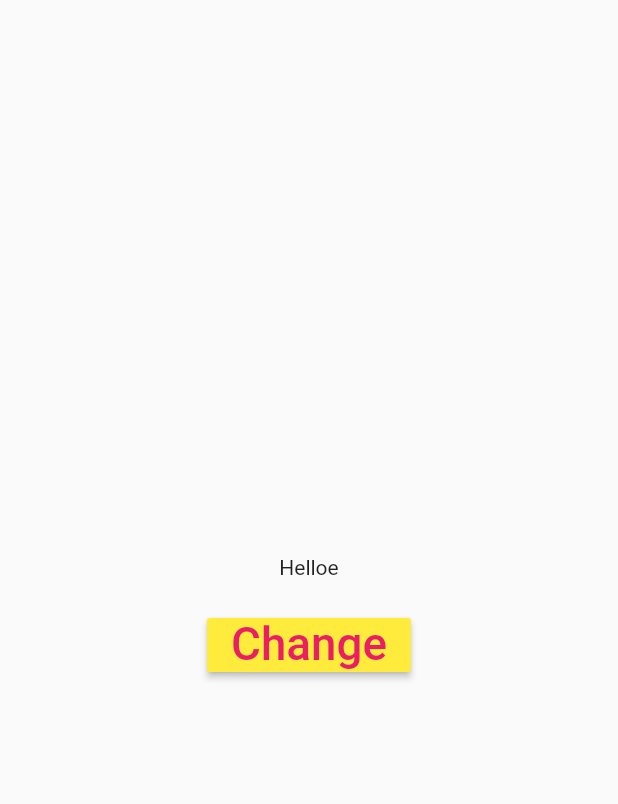
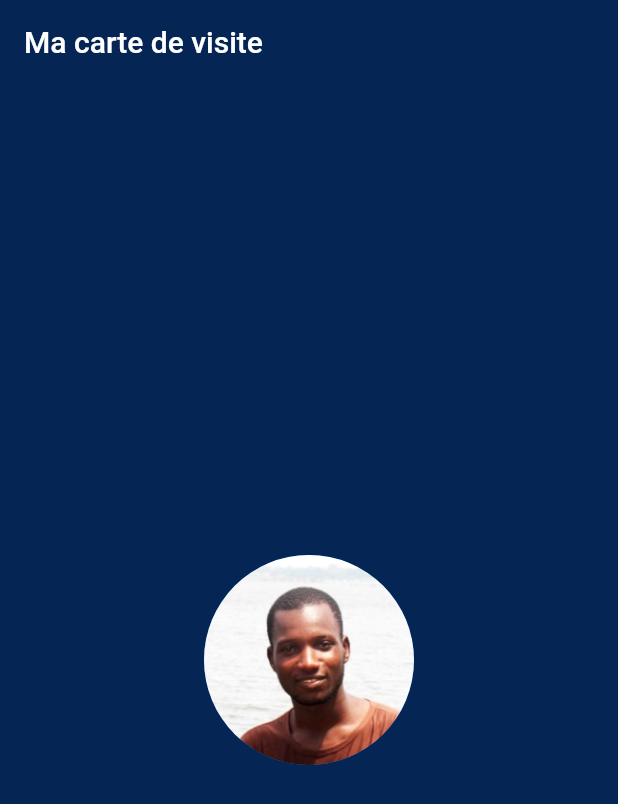
Before and after one commit to yakim228/flutterTraining, a Flutter app: the screen it shows after launch, on a phone screen of 412 x 824 dp. Shown: the top 804 px of the screen. Run offline on Flutter 3.47's test engine with Material 2 defaults, Android fonts, the phone set to English and light mode, and no system bars.

Commit message:
Visite card

```diff
--- a/lib/main.dart
+++ b/lib/main.dart
@@ -1,54 +1,16 @@
 import 'package:flutter/material.dart';
+import 'screen/visite_card.dart';
 
 void main() {
   runApp(MyApp());
 }
 
-class MyApp extends StatefulWidget {
-  @override
-  _MyAppState createState() => _MyAppState();
-}
-
-class _MyAppState extends State {
-  String _sentence;
-  bool _changed;
-
-  @override
-  void initState() {
-    _sentence = "Helloe";
-    _changed = false;
-    super.initState();
-  }
-
+class MyApp extends StatelessWidget {
   @override
   Widget build(BuildContext context) {
-    return MaterialApp(
-      title: "Hello",
-      home: Scaffold(
-        body: Column(mainAxisAlignment: MainAxisAlignment.center, children: [
-          Center(child: Text(_sentence, style: TextStyle())),
-          SizedBox(
-            height: 20.0,
-          ),
-          RaisedButton(
-            color: _changed ? Colors.pink : Colors.yellow,
-            child: Text(
-              "Change",
-              style: TextStyle(
-                  color: _changed ? Colors.yellow : Colors.pink,
-                  fontSize: 30.5),
-            ),
-            onPressed: () {
-              setState(() {
-                _changed ? _changed = false : _changed = true;
-                _sentence == "Helloe"
-                    ? _sentence = "Toto"
-                    : _sentence = "Helloe";
-              });
-            },
-          )
-        ]),
-      ),
-    );
+    return (MaterialApp(
+      title: "Ma carte de visite",
+      home: VisitCard(),
+    ));
   }
 }
--- /dev/null
+++ b/lib/screen/visite_card.dart
@@ -0,0 +1,19 @@
+import 'package:flutter/material.dart';
+
+class VisitCard extends StatelessWidget {
+  Widget build(BuildContext context) {
+    return (Scaffold(
+        backgroundColor: Color(0xff052555),
+        appBar: AppBar(
+          title: Text("Ma carte de visite"),
+          backgroundColor: Colors.transparent,
+          elevation: 0.0,
+        ),
+        body: Center(
+          child: CircleAvatar(
+            radius: 70.0,
+            backgroundImage: AssetImage("assets/0.jpg"),
+          ),
+        )));
+  }
+}
```
Also changed, not shown: lib/main copy.dart (added, +54 -0 lines), pubspec.yaml (+8 -1 lines), assets/0.jpg (added), assets/fonts/Imbue-VariableFont_opsz,wght.ttf (added).
